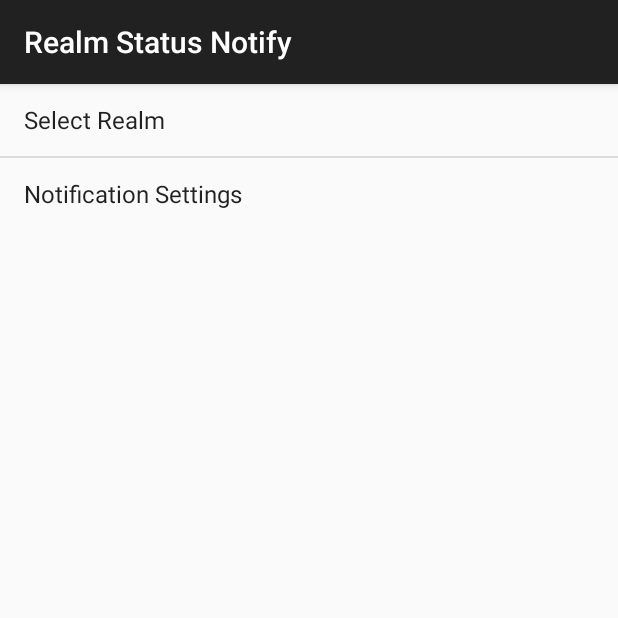
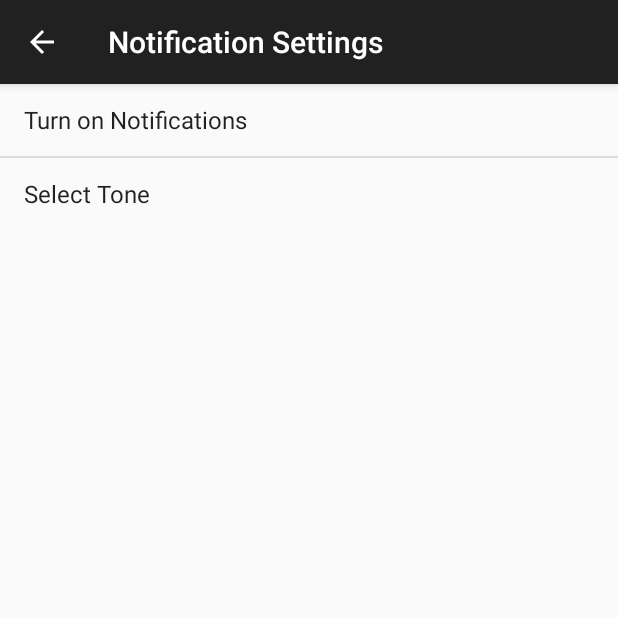
Before and after one commit to gannavarapu/RealmStatusNotify, an Android app: the screen it shows after launch (MainActivity before the commit, NotifySettings after it), after a tap on "Notification Settings", on a phone screen of 412 x 824 dp, the top half of it. Run offline under Robolectric (Android 15) with nearby library versions, the phone set to English and light mode, and no system bars.

Commit message:
Added Notification Settings
Added another list view for notification settings.

```diff
--- /dev/null
+++ b/app/src/main/java/com/delacourt/pheight/realmstatusnotify/NotifySettings.java
@@ -0,0 +1,67 @@
+package com.delacourt.pheight.realmstatusnotify;
+
+import android.os.Bundle;
+import android.support.v7.app.ActionBarActivity;
+import android.view.View;
+import android.widget.AdapterView;
+import android.widget.ArrayAdapter;
+import android.widget.ListView;
+import android.widget.Toast;
+
+/**
+ * Created by Shane on 2/17/2015.
+ */
+public class NotifySettings extends ActionBarActivity {
+    ListView listView;
+
+    @Override
+    public void onCreate(Bundle savedInstanceState) {
+        super.onCreate(savedInstanceState);
+        setContentView(R.layout.activity_notify_settings);
+
+        // Get ListView object from xml
+        listView = (ListView) findViewById(R.id.myList2);
+
+        // Defined Array values to show in ListView
+        String[] values = new String[] { "Turn on Notifications", "Select Tone"
+        };
+
+        // Define a new Adapter
+        // First parameter - Context
+        // Second parameter - Layout for the row
+        // Third parameter - ID of the TextView to which the data is written
+        // Forth - the Array of data
+
+        ArrayAdapter<String> adapter = new ArrayAdapter<String>(this,
+                android.R.layout.simple_list_item_1, android.R.id.text1, values);
+
+
+        // Assign adapter to ListView
+        listView.setAdapter(adapter);
+
+        // ListView Item Click Listener
+        listView.setOnItemClickListener(new AdapterView.OnItemClickListener() {
+
+            @Override
+            public void onItemClick(AdapterView<?> parent, View view,
+                                    int position, long id) {
+
+                if (position == 0 ) {
+                }
+
+                // ListView Clicked item index
+                int itemPosition     = position;
+
+                // ListView Clicked item value
+                String  itemValue    = (String) listView.getItemAtPosition(position);
+
+                // Show Alert
+                Toast.makeText(getApplicationContext(),
+                        "Position :" + itemPosition + "  ListItem : " + itemValue, Toast.LENGTH_LONG)
+                        .show();
+
+            }
+
+        });
+    }
+}
--- /dev/null
+++ b/app/src/main/res/layout/activity_notify_settings.xml
@@ -0,0 +1,10 @@
+<?xml version="1.0" encoding="utf-8"?>
+<LinearLayout xmlns:android="http://schemas.android.com/apk/res/android"
+    android:orientation="vertical" android:layout_width="match_parent"
+    android:layout_height="match_parent">
+
+    <ListView xmlns:android="http://schemas.android.com/apk/res/android"
+        android:id="@+id/myList2"
+        android:layout_width="wrap_content"
+        android:layout_height="wrap_content" />
+</LinearLayout>
--- a/app/src/main/res/values/strings.xml
+++ b/app/src/main/res/values/strings.xml
@@ -5,6 +5,7 @@
     <string name="hello_world">Hello world!</string>
     <string name="action_settings">Settings</string>
     <string name="title_activity_realm_selection">Realm Selection</string>
+    <string name="title_activity_notify_settings">Notification Settings</string>
     <string name="button_send">Select Realm</string>
     <string name="united_states">US</string>
     <string name="pt_br">BR</string>
```
Also changed, not shown: app/src/main/AndroidManifest.xml (+8 -0 lines), app/src/main/java/com/delacourt/pheight/realmstatusnotify/MainActivity.java (+9 -53 lines), app/src/main/java/com/delacourt/pheight/realmstatusnotify/RealmSelection.java (+5 -55 lines), app/src/main/res/layout/list_item.xml (+14 -8 lines), 1 other file.
